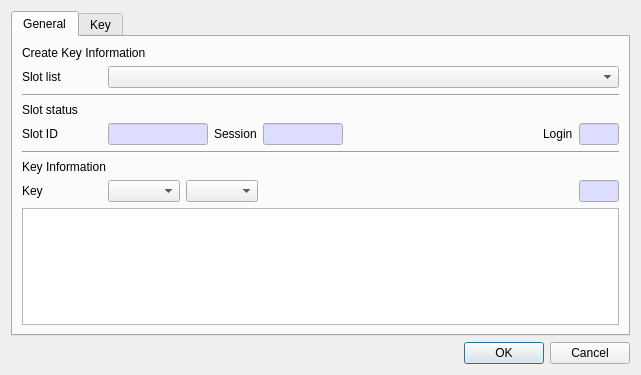
The window that CryptokiMan/create_key_dlg.ui (jykim74/CryptokiMan) describes before a commit, drawn with Qt 5.
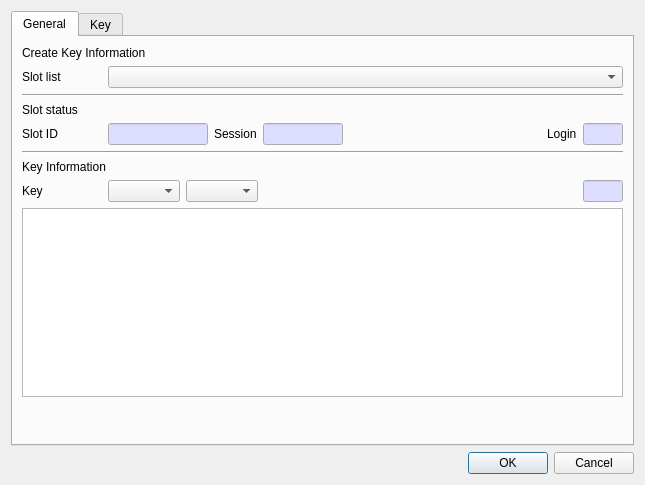
The same window after the commit. The open tabs and pages were chosen to show the change.

Diff of the .ui file:
```diff
--- a/CryptokiMan/create_key_dlg.ui
+++ b/CryptokiMan/create_key_dlg.ui
@@ -6,8 +6,8 @@
    <rect>
     <x>0</x>
     <y>0</y>
-    <width>641</width>
-    <height>357</height>
+    <width>645</width>
+    <height>485</height>
    </rect>
   </property>
   <property name="windowTitle">
```
Left out of the diff: 2 changed lines with no effect on the pictures.
